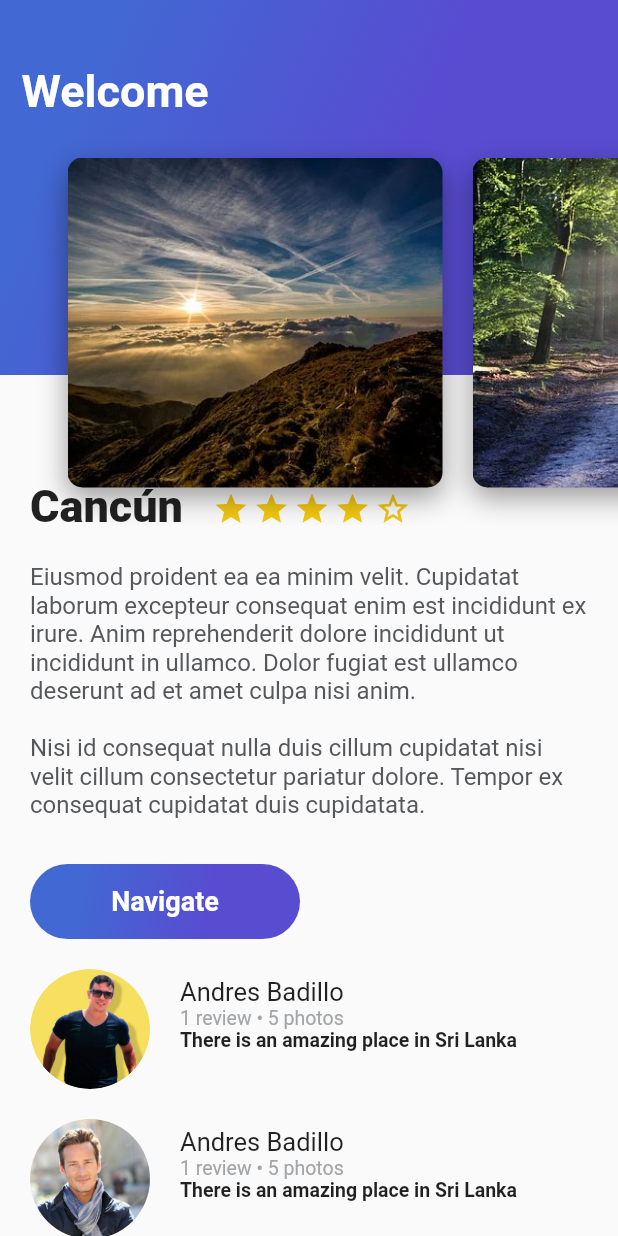
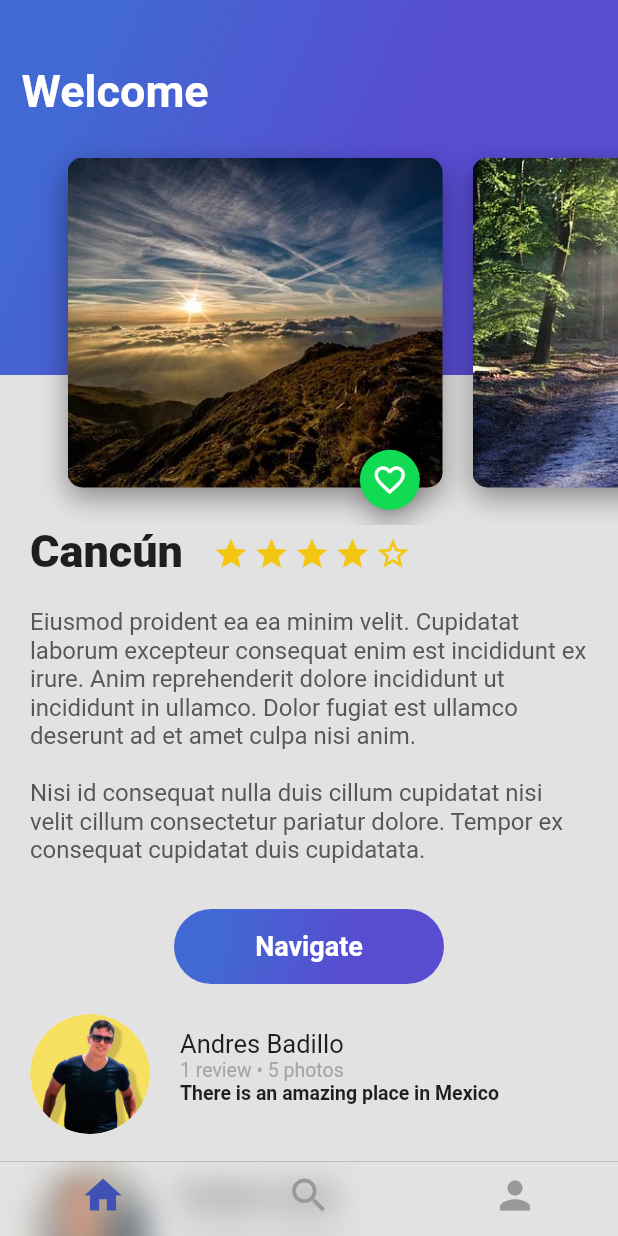
Before and after one commit to andresbadillo/app_demo_trips, a Flutter app: the screen it shows after launch, on a phone screen of 412 x 824 dp. Run offline on Flutter 3.47's test engine with Material 2 defaults, Android fonts, the phone set to English and light mode, and no system bars; Roboto replaces fonts that are missing (Red-Hat).

Commit message:
Se agrego el BottomNavigationBar y se agreagaron estilos de Cupertino

```diff
--- a/lib/card_image.dart
+++ b/lib/card_image.dart
@@ -1,4 +1,5 @@
 import 'package:flutter/material.dart';
+import 'fab_green.dart';
 
 class CardImage extends StatelessWidget {
   const CardImage({Key? key, this.pathImage}) : super(key: key);
@@ -32,6 +33,12 @@ class CardImage extends StatelessWidget {
           ]),
     );
 
-    return card;
+    return Stack(
+      alignment: Alignment(0.9, 1.15),
+      children: [
+        card,
+        FloatingActionButtonGreen(),
+      ],
+    );
   }
 }
--- /dev/null
+++ b/lib/demo_trips.dart
@@ -0,0 +1,48 @@
+import 'package:flutter/material.dart';
+import 'package:flutter/services.dart';
+import 'home.dart';
+import 'search.dart';
+import 'profile.dart';
+
+class DemoTrips extends StatefulWidget {
+  @override
+  State<StatefulWidget> createState() {
+    // TODO: implement createState
+    return _DemoTrips();
+  }
+}
+
+class _DemoTrips extends State<DemoTrips> {
+  int indexTap = 0;
+
+  final List<Widget> widgetsChildren = [HomeTrips(), Search(), Profile()];
+
+  void onTapTapped(int index) {
+    setState(() {
+      indexTap = index;
+    });
+  }
+
+  @override
+  Widget build(BuildContext context) {
+    // TODO: implement build
+
+    return Scaffold(
+      body: widgetsChildren[indexTap],
+      bottomNavigationBar: Theme(
+          data: Theme.of(context)
+              .copyWith(canvasColor: Colors.white, primaryColor: Colors.purple),
+          child: BottomNavigationBar(
+            showSelectedLabels: false, // Ocultar el label
+            showUnselectedLabels: false, // Ocultar el label
+            onTap: onTapTapped,
+            currentIndex: indexTap,
+            items: const [
+              BottomNavigationBarItem(icon: Icon(Icons.home), label: ''),
+              BottomNavigationBarItem(icon: Icon(Icons.search), label: ''),
+              BottomNavigationBarItem(icon: Icon(Icons.person), label: ''),
+            ],
+          )),
+    );
+  }
+}
--- /dev/null
+++ b/lib/demo_trips_cupertino.dart
@@ -0,0 +1,59 @@
+import 'package:flutter/material.dart';
+import 'package:flutter/cupertino.dart';
+import 'home.dart';
+import 'search.dart';
+import 'profile.dart';
+
+class DemoTripsCupertino extends StatelessWidget {
+  const DemoTripsCupertino({Key? key}) : super(key: key);
+
+  @override
+  Widget build(BuildContext context) {
+    // TODO: implement build
+    return Scaffold(
+      bottomNavigationBar: CupertinoTabScaffold(
+        tabBar: CupertinoTabBar(
+          activeColor: Colors.indigo,
+          backgroundColor: Colors.transparent,
+          items: const [
+            BottomNavigationBarItem(
+                icon: Icon(
+                  Icons.home,
+                ),
+                label: null),
+            BottomNavigationBarItem(
+                icon: Icon(
+                  Icons.search,
+                ),
+                label: null),
+            BottomNavigationBarItem(
+                icon: Icon(
+                  Icons.person,
+                ),
+                label: null)
+          ],
+        ),
+        tabBuilder: (BuildContext context, int index) {
+          switch (index) {
+            case 0:
+              return CupertinoTabView(
+                builder: (BuildContext context) => HomeTrips(),
+              );
+            case 1:
+              return CupertinoTabView(
+                builder: (BuildContext context) => Search(),
+              );
+            case 2:
+              return CupertinoTabView(
+                builder: (BuildContext context) => Profile(),
+              );
+            default:
+              return CupertinoTabView(
+                builder: (BuildContext context) => HomeTrips(),
+              );
+          }
+        },
+      ),
+    );
+  }
+}
--- a/lib/description_place.dart
+++ b/lib/description_place.dart
@@ -16,7 +16,7 @@ class DescriptionPlace extends StatelessWidget {
 
     final star = Container(
       margin: const EdgeInsets.only(
-        top: 323.0,
+        top: 353.0,
         right: 3.0,
       ),
       child: const Icon(
@@ -27,7 +27,7 @@ class DescriptionPlace extends StatelessWidget {
 
     final starHalf = Container(
       margin: const EdgeInsets.only(
-        top: 323.0,
+        top: 353.0,
         right: 3.0,
       ),
       child: const Icon(
@@ -38,7 +38,7 @@ class DescriptionPlace extends StatelessWidget {
 
     final starBorder = Container(
       margin: const EdgeInsets.only(
-        top: 323.0,
+        top: 353.0,
         right: 3.0,
       ),
       child: const Icon(
@@ -51,7 +51,7 @@ class DescriptionPlace extends StatelessWidget {
       children: [
         Container(
           margin: const EdgeInsets.only(
-            top: 320.0,
+            top: 350.0,
             left: 20.0,
             right: 20.0,
           ),
@@ -90,7 +90,7 @@ class DescriptionPlace extends StatelessWidget {
     );
 
     final descriptionContainer = Column(
-      crossAxisAlignment: CrossAxisAlignment.start,
+      crossAxisAlignment: CrossAxisAlignment.center,
       children: [
         titleStar,
         description,
--- /dev/null
+++ b/lib/fab_green.dart
@@ -0,0 +1,40 @@
+import 'package:flutter/material.dart';
+
+class FloatingActionButtonGreen extends StatefulWidget {
+  const FloatingActionButtonGreen({Key? key}) : super(key: key);
+
+  @override
+  State<StatefulWidget> createState() {
+    // TODO: implement createState
+    return _FloatingActionButtonGreen();
+  }
+}
+
+class _FloatingActionButtonGreen extends State<FloatingActionButtonGreen> {
+  bool _pressed = false;
+
+  void onPressedFav() {
+    Scaffold.of(context).showSnackBar(SnackBar(
+        content: _pressed
+            ? const Text("Quitado de favoritos")
+            : const Text("Agregado de favoritos")));
+    setState(() {
+      _pressed = !_pressed;
+    });
+  }
+
+  @override
+  Widget build(BuildContext context) {
+    // TODO: implement build
+    return FloatingActionButton(
+      backgroundColor: const Color(0xFF11DA53),
+      mini: true,
+      tooltip: "Fav",
+      onPressed: onPressedFav,
+      child: Icon(
+        _pressed ? Icons.favorite : Icons.favorite_border,
+        color: Colors.white,
+      ),
+    );
+  }
+}
--- /dev/null
+++ b/lib/home.dart
@@ -0,0 +1,30 @@
+import 'package:flutter/material.dart';
+import 'description_place.dart';
+import 'review_list.dart';
+import 'header_appbar.dart';
+
+class HomeTrips extends StatelessWidget {
+  final descriptionDummy =
+      'Eiusmod proident ea ea minim velit. Cupidatat laborum excepteur consequat enim est incididunt ex irure. Anim reprehenderit dolore incididunt ut incididunt in ullamco. Dolor fugiat est ullamco deserunt ad et amet culpa nisi anim.\n \nNisi id consequat nulla duis cillum cupidatat nisi velit cillum consectetur pariatur dolore. Tempor ex consequat cupidatat duis cupidatata.';
+
+  const HomeTrips({Key? key}) : super(key: key);
+
+  @override
+  Widget build(BuildContext context) {
+    // TODO: implement build
+    return Stack(
+      children: [
+        ListView(
+          children: [
+            DescriptionPlace(
+              namePlace: "Cancún",
+              descriptionPlace: descriptionDummy,
+            ),
+            const ReviewList(),
+          ],
+        ),
+        const HeaderAppBar(),
+      ],
+    );
+  }
+}
--- a/lib/main.dart
+++ b/lib/main.dart
@@ -1,9 +1,6 @@
+import 'package:demo_trips_app/demo_trips_cupertino.dart';
 import 'package:flutter/material.dart';
-import 'package:flutter/services.dart';
-import 'description_place.dart';
-import 'review_list.dart';
-import 'gradient_back.dart';
-import 'header_appbar.dart';
+import 'demo_trips.dart';
 
 void main() {
   runApp(const MyApp());
@@ -12,9 +9,6 @@ void main() {
 class MyApp extends StatelessWidget {
   const MyApp({Key? key}) : super(key: key);
 
-  final descriptionDummy =
-      'Eiusmod proident ea ea minim velit. Cupidatat laborum excepteur consequat enim est incididunt ex irure. Anim reprehenderit dolore incididunt ut incididunt in ullamco. Dolor fugiat est ullamco deserunt ad et amet culpa nisi anim.\n \nNisi id consequat nulla duis cillum cupidatat nisi velit cillum consectetur pariatur dolore. Tempor ex consequat cupidatat duis cupidatata.';
-
   // This widget is the root of your application.
   @override
   Widget build(BuildContext context) {
@@ -22,39 +16,9 @@ class MyApp extends StatelessWidget {
         debugShowCheckedModeBanner: false,
         title: 'Demo Trips App',
         theme: ThemeData(
-          // This is the theme of your application.
-          //
-          // Try running your application with "flutter run". You'll see the
-          // application has a blue toolbar. Then, without quitting the app, try
-          // changing the primarySwatch below to Colors.green and then invoke
-          // "hot reload" (press "r" in the console where you ran "flutter run",
-          // or simply save your changes to "hot reload" in a Flutter IDE).
-          // Notice that the counter didn't reset back to zero; the application
-          // is not restarted.
           primarySwatch: Colors.lightBlue,
         ),
-        home: Scaffold(
-          // appBar: AppBar(
-          //   systemOverlayStyle:
-          //       const SystemUiOverlayStyle(statusBarColor: Colors.transparent),
-          //   centerTitle: true,
-          //   title: const Text('Hola Mundo'),
-          // ),
-          body: Stack(
-            children: [
-              ListView(
-                children: [
-                  DescriptionPlace(
-                    namePlace: "Cancún",
-                    descriptionPlace: descriptionDummy,
-                  ),
-                  ReviewList(),
-                ],
-              ),
-              HeaderAppBar(),
-            ],
-          ),
-        ));
+        home: const DemoTripsCupertino());
   }
 
   // Widget imagen() {
--- /dev/null
+++ b/lib/profile.dart
@@ -0,0 +1,13 @@
+import 'package:flutter/material.dart';
+
+class Profile extends StatelessWidget {
+  const Profile({Key? key}) : super(key: key);
+
+  @override
+  Widget build(BuildContext context) {
+    // TODO: implement build
+    return Container(
+      color: Colors.indigo,
+    );
+  }
+}
--- a/lib/review.dart
+++ b/lib/review.dart
@@ -14,17 +14,17 @@ class Review extends StatelessWidget {
   Widget build(BuildContext context) {
     // TODO: implement build
 
-    final userComment = Container(
+    final userName = Container(
       margin: const EdgeInsets.only(
         left: 20.0,
+        top: 10.0,
       ),
       child: Text(
-        comment,
+        name,
         textAlign: TextAlign.left,
         style: const TextStyle(
-          fontSize: 13.0,
+          fontSize: 17.0,
           fontFamily: "Red-Hat",
-          fontWeight: FontWeight.bold,
         ),
       ),
     );
@@ -44,21 +44,24 @@ class Review extends StatelessWidget {
       ),
     );
 
-    final userName = Container(
+    final userComment = Container(
       margin: const EdgeInsets.only(
         left: 20.0,
       ),
       child: Text(
-        name,
+        comment,
         textAlign: TextAlign.left,
+        overflow: TextOverflow.ellipsis,
         style: const TextStyle(
-          fontSize: 17.0,
+          fontSize: 13.0,
           fontFamily: "Red-Hat",
+          fontWeight: FontWeight.bold,
         ),
       ),
     );
 
     final userDetails = Column(
+      mainAxisAlignment: MainAxisAlignment.center,
       crossAxisAlignment: CrossAxisAlignment.start,
       children: [
         userName,
--- a/lib/review_list.dart
+++ b/lib/review_list.dart
@@ -16,22 +16,22 @@ class ReviewList extends StatelessWidget {
             pathImage: 'assets/images/persona.png',
             name: 'Andres Badillo',
             details: '1 review • 5 photos',
-            comment: 'There is an amazing place in Sri Lanka'),
+            comment: 'There is an amazing place in Mexico'),
         const Review(
             pathImage: 'assets/images/persona1.png',
-            name: 'Andres Badillo',
-            details: '1 review • 5 photos',
-            comment: 'There is an amazing place in Sri Lanka'),
+            name: 'Esteban Quito',
+            details: '1 review • 3 photos',
+            comment: 'Beautiful place'),
         const Review(
             pathImage: 'assets/images/persona2.png',
-            name: 'Andres Badillo',
-            details: '1 review • 5 photos',
-            comment: 'There is an amazing place in Sri Lanka'),
+            name: 'Steffany Skywalker',
+            details: '1 review • 4 photos',
+            comment: 'It was a peaceful and amazing place'),
         const Review(
             pathImage: 'assets/images/persona3.png',
-            name: 'Andres Badillo',
-            details: '1 review • 5 photos',
-            comment: 'There is an amazing place in Sri Lanka'),
+            name: 'Tony Stark',
+            details: '2 review • 6 photos',
+            comment: 'I am very grateful for the attention of'),
         Container(
           height: 20.0,
         ),
--- /dev/null
+++ b/lib/search.dart
@@ -0,0 +1,13 @@
+import 'package:flutter/material.dart';
+
+class Search extends StatelessWidget {
+  const Search({Key? key}) : super(key: key);
+
+  @override
+  Widget build(BuildContext context) {
+    // TODO: implement build
+    return Container(
+      color: Colors.amber,
+    );
+  }
+}
```
